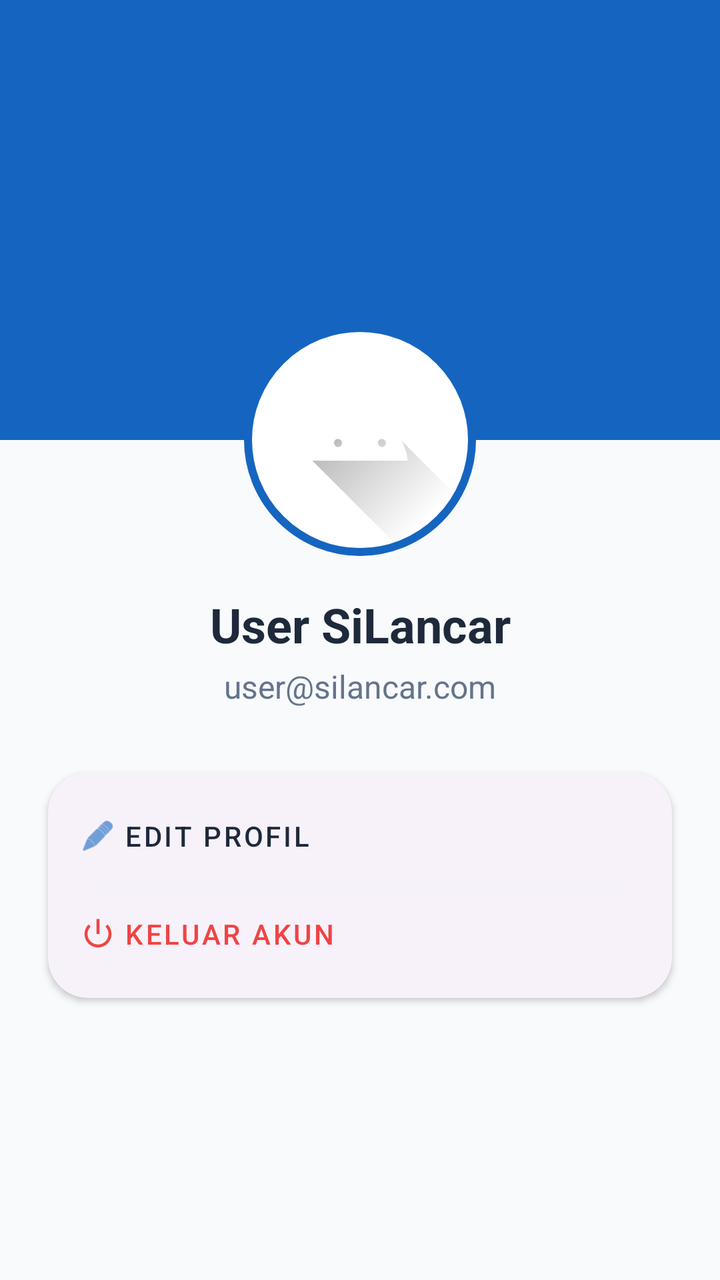
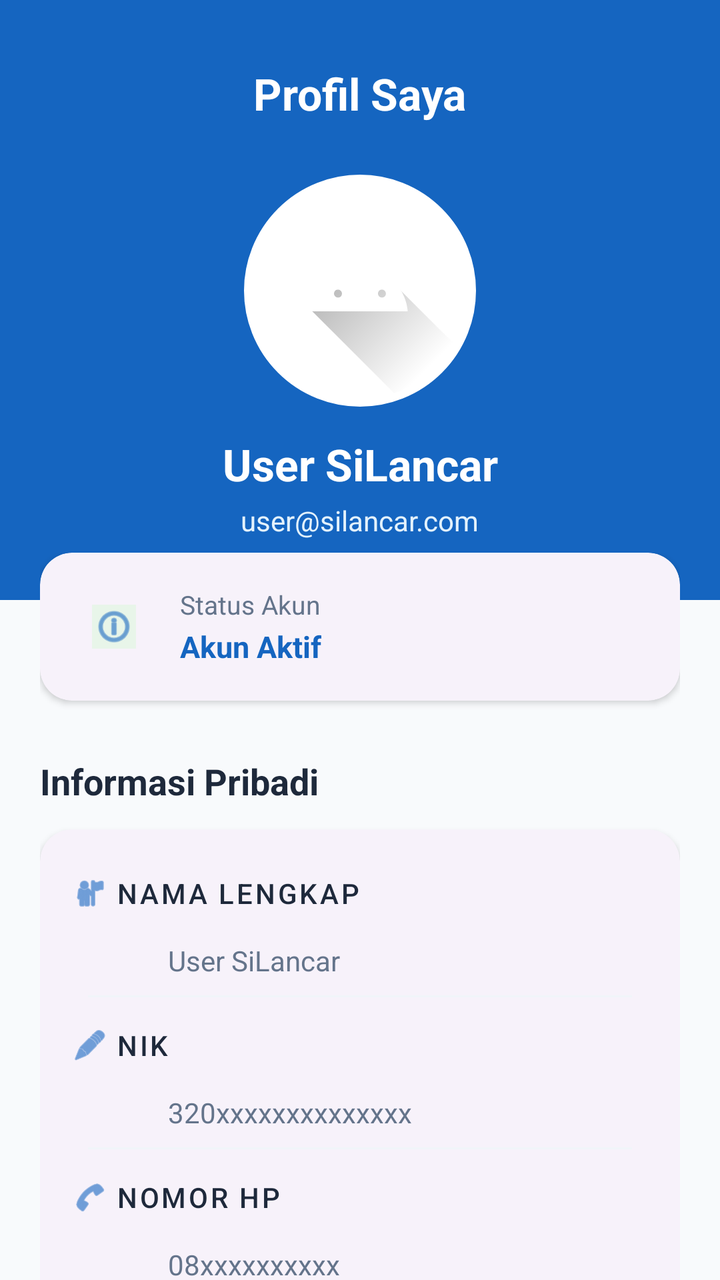

Screens rendered from an Android XML layout before and after an edit, with the pre-edit source and the edit as a unified diff.
<!-- AndroidManifest.xml: application theme Theme.SiLancarApps -->
<!-- res/layout/fragment_profile.xml -->
<?xml version="1.0" encoding="utf-8"?>
<androidx.constraintlayout.widget.ConstraintLayout xmlns:android="http://schemas.android.com/apk/res/android"
    xmlns:app="http://schemas.android.com/apk/res-auto"
    xmlns:tools="http://schemas.android.com/tools"
    android:layout_width="match_parent"
    android:layout_height="match_parent"
    android:background="@color/background"
    tools:context=".ui.profile.ProfileFragment">

    <View
        android:id="@+id/viewHeader"
        android:layout_width="match_parent"
        android:layout_height="220dp"
        android:background="@color/primary"
        app:layout_constraintTop_toTopOf="parent" />

    <com.google.android.material.imageview.ShapeableImageView
        android:id="@+id/imgProfile"
        android:layout_width="120dp"
        android:layout_height="120dp"
        android:layout_marginTop="160dp"
        android:background="@color/white"
        android:padding="4dp"
        android:src="@drawable/ic_launcher_foreground"
        app:layout_constraintEnd_toEndOf="parent"
        app:layout_constraintStart_toStartOf="parent"
        app:layout_constraintTop_toTopOf="parent"
        app:shapeAppearanceOverlay="@style/ShapeAppearanceOverlay.App.CornerSize50Percent"
        app:strokeColor="@color/primary"
        app:strokeWidth="4dp" />

    <TextView
        android:id="@+id/tvProfileName"
        android:layout_width="wrap_content"
        android:layout_height="wrap_content"
        android:layout_marginTop="16dp"
        android:text="User SiLancar"
        android:textColor="@color/text_primary"
        android:textSize="24sp"
        android:textStyle="bold"
        app:layout_constraintEnd_toEndOf="parent"
        app:layout_constraintStart_toStartOf="parent"
        app:layout_constraintTop_toBottomOf="@id/imgProfile" />

    <TextView
        android:id="@+id/tvProfileEmail"
        android:layout_width="wrap_content"
        android:layout_height="wrap_content"
        android:layout_marginTop="4dp"
        android:text="user@silancar.com"
        android:textColor="@color/text_secondary"
        android:textSize="16sp"
        app:layout_constraintEnd_toEndOf="parent"
        app:layout_constraintStart_toStartOf="parent"
        app:layout_constraintTop_toBottomOf="@id/tvProfileName" />

    <com.google.android.material.card.MaterialCardView
        style="@style/Widget.SiLancar.Card"
        android:layout_width="match_parent"
        android:layout_height="wrap_content"
        android:layout_marginHorizontal="24dp"
        android:layout_marginTop="32dp"
        app:layout_constraintTop_toBottomOf="@id/tvProfileEmail">

        <LinearLayout
            android:layout_width="match_parent"
            android:layout_height="wrap_content"
            android:orientation="vertical"
            android:padding="8dp">

            <com.google.android.material.button.MaterialButton
                android:id="@+id/btnEditProfile"
                style="@style/Widget.MaterialComponents.Button.TextButton"
                android:layout_width="match_parent"
                android:layout_height="wrap_content"
                android:gravity="start|center_vertical"
                android:text="Edit Profil"
                android:textColor="@color/text_primary"
                app:icon="@android:drawable/ic_menu_edit"
                app:iconTint="@color/primary" />

            <View
                android:layout_width="match_parent"
                android:layout_height="1dp"
                android:layout_marginHorizontal="16dp"
                android:background="#F1F5F9" />

            <com.google.android.material.button.MaterialButton
                android:id="@+id/btnLogout"
                style="@style/Widget.MaterialComponents.Button.TextButton"
                android:layout_width="match_parent"
                android:layout_height="wrap_content"
                android:gravity="start|center_vertical"
                android:text="Keluar Akun"
                android:textColor="@color/error_red"
                app:icon="@android:drawable/ic_lock_power_off"
                app:iconTint="@color/error_red" />

        </LinearLayout>

    </com.google.android.material.card.MaterialCardView>

</androidx.constraintlayout.widget.ConstraintLayout>
<!-- resources referenced by this layout -->
<resources>
  <color name="background">#F8FAFC</color>
  <color name="error_red">#EF4444</color>
  <color name="primary">#1565C0</color>
  <color name="text_primary">#1E293B</color>
  <color name="text_secondary">#64748B</color>
  <color name="white">#FFFFFFFF</color>
  <!-- drawable ic_launcher_foreground (drawable) -->
  <vector xmlns:android="http://schemas.android.com/apk/res/android"
      xmlns:aapt="http://schemas.android.com/aapt"
      android:width="108dp"
      android:height="108dp"
      android:viewportWidth="108"
      android:viewportHeight="108">
      <path android:pathData="M31,63.928c0,0 6.4,-11 12.1,-13.1c7.2,-2.6 26,-1.4 26,-1.4l38.1,38.1L107,108.928l-32,-1L31,63.928z">
          <aapt:attr name="android:fillColor">
              <gradient
                  android:endX="85.84757"
                  android:endY="92.4963"
                  android:startX="42.9492"
                  android:startY="49.59793"
                  android:type="linear">
                  <item
                      android:color="#44000000"
                      android:offset="0.0" />
                  <item
                      android:color="#00000000"
                      android:offset="1.0" />
              </gradient>
          </aapt:attr>
      </path>
      <path
          android:fillColor="#FFFFFF"
          android:fillType="nonZero"
          android:pathData="M65.3,45.828l3.8,-6.6c0.2,-0.4 0.1,-0.9 -0.3,-1.1c-0.4,-0.2 -0.9,-0.1 -1.1,0.3l-3.9,6.7c-6.3,-2.8 -13.4,-2.8 -19.7,0l-3.9,-6.7c-0.2,-0.4 -0.7,-0.5 -1.1,-0.3C38.8,38.328 38.7,38.828 38.9,39.228l3.8,6.6C36.2,49.428 31.7,56.028 31,63.928h46C76.3,56.028 71.8,49.428 65.3,45.828zM43.4,57.328c-0.8,0 -1.5,-0.5 -1.8,-1.2c-0.3,-0.7 -0.1,-1.5 0.4,-2.1c0.5,-0.5 1.4,-0.7 2.1,-0.4c0.7,0.3 1.2,1 1.2,1.8C45.3,56.528 44.5,57.328 43.4,57.328L43.4,57.328zM64.6,57.328c-0.8,0 -1.5,-0.5 -1.8,-1.2s-0.1,-1.5 0.4,-2.1c0.5,-0.5 1.4,-0.7 2.1,-0.4c0.7,0.3 1.2,1 1.2,1.8C66.5,56.528 65.6,57.328 64.6,57.328L64.6,57.328z"
          android:strokeWidth="1"
          android:strokeColor="#00000000" />
  </vector>
  <style name="ShapeAppearanceOverlay.App.CornerSize50Percent" parent="">
          <item name="cornerSize">50%</item>
      </style>
  <style name="Widget.SiLancar.Card" parent="Widget.Material3.CardView.Elevated">
          <item name="cardCornerRadius">20dp</item>
          <item name="cardElevation">2dp</item>
      </style>
  <style name="Theme.SiLancarApps" parent="Base.Theme.SiLancarApps" />
  <style name="Base.Theme.SiLancarApps" parent="Theme.Material3.DayNight.NoActionBar">
          
          <item name="colorPrimary">@color/primary</item>
          <item name="colorSecondary">@color/secondary</item>
          <item name="android:windowBackground">@color/background</item>
          <item name="colorSurface">@color/surface</item>
      </style>
  <color name="secondary">#2196F3</color>
  <color name="surface">#FFFFFF</color>
</resources>

<!-- the commit's change to res/layout/fragment_profile.xml (unified diff, before → after) -->
@@ -1,103 +1,435 @@
 <?xml version="1.0" encoding="utf-8"?>
-<androidx.constraintlayout.widget.ConstraintLayout xmlns:android="http://schemas.android.com/apk/res/android"
+<androidx.core.widget.NestedScrollView
+    xmlns:android="http://schemas.android.com/apk/res/android"
     xmlns:app="http://schemas.android.com/apk/res-auto"
     xmlns:tools="http://schemas.android.com/tools"
     android:layout_width="match_parent"
     android:layout_height="match_parent"
     android:background="@color/background"
+    android:fillViewport="true"
     tools:context=".ui.profile.ProfileFragment">
 
-    <View
-        android:id="@+id/viewHeader"
-        android:layout_width="match_parent"
-        android:layout_height="220dp"
-        android:background="@color/primary"
-        app:layout_constraintTop_toTopOf="parent" />
-
-    <com.google.android.material.imageview.ShapeableImageView
-        android:id="@+id/imgProfile"
-        android:layout_width="120dp"
-        android:layout_height="120dp"
-        android:layout_marginTop="160dp"
-        android:background="@color/white"
-        android:padding="4dp"
-        android:src="@drawable/ic_launcher_foreground"
-        app:layout_constraintEnd_toEndOf="parent"
-        app:layout_constraintStart_toStartOf="parent"
-        app:layout_constraintTop_toTopOf="parent"
-        app:shapeAppearanceOverlay="@style/ShapeAppearanceOverlay.App.CornerSize50Percent"
-        app:strokeColor="@color/primary"
-        app:strokeWidth="4dp" />
-
-    <TextView
-        android:id="@+id/tvProfileName"
-        android:layout_width="wrap_content"
-        android:layout_height="wrap_content"
-        android:layout_marginTop="16dp"
-        android:text="User SiLancar"
-        android:textColor="@color/text_primary"
-        android:textSize="24sp"
-        android:textStyle="bold"
-        app:layout_constraintEnd_toEndOf="parent"
-        app:layout_constraintStart_toStartOf="parent"
-        app:layout_constraintTop_toBottomOf="@id/imgProfile" />
-
-    <TextView
-        android:id="@+id/tvProfileEmail"
-        android:layout_width="wrap_content"
-        android:layout_height="wrap_content"
-        android:layout_marginTop="4dp"
-        android:text="user@silancar.com"
-        android:textColor="@color/text_secondary"
-        android:textSize="16sp"
-        app:layout_constraintEnd_toEndOf="parent"
-        app:layout_constraintStart_toStartOf="parent"
-        app:layout_constraintTop_toBottomOf="@id/tvProfileName" />
-
-    <com.google.android.material.card.MaterialCardView
-        style="@style/Widget.SiLancar.Card"
+    <LinearLayout
         android:layout_width="match_parent"
         android:layout_height="wrap_content"
-        android:layout_marginHorizontal="24dp"
-        android:layout_marginTop="32dp"
-        app:layout_constraintTop_toBottomOf="@id/tvProfileEmail">
+        android:orientation="vertical">
+
+        
+        
+        
+
+        <androidx.constraintlayout.widget.ConstraintLayout
+            android:layout_width="match_parent"
+            android:layout_height="300dp"
+            android:background="@color/primary">
+
+            <TextView
+                android:id="@+id/tvProfileTitle"
+                android:layout_width="wrap_content"
+                android:layout_height="wrap_content"
+                android:layout_marginTop="32dp"
+                android:text="Profil Saya"
+                android:textColor="@color/white"
+                android:textSize="22sp"
+                android:textStyle="bold"
+                app:layout_constraintEnd_toEndOf="parent"
+                app:layout_constraintStart_toStartOf="parent"
+                app:layout_constraintTop_toTopOf="parent" />
+
+            <com.google.android.material.imageview.ShapeableImageView
+                android:id="@+id/imgProfile"
+                android:layout_width="120dp"
+                android:layout_height="120dp"
+                android:layout_marginTop="24dp"
+                android:background="@color/white"
+                android:padding="4dp"
+                android:scaleType="centerCrop"
+                android:src="@drawable/ic_launcher_foreground"
+                app:layout_constraintEnd_toEndOf="parent"
+                app:layout_constraintStart_toStartOf="parent"
+                app:layout_constraintTop_toBottomOf="@id/tvProfileTitle"
+                app:shapeAppearanceOverlay="@style/ShapeAppearanceOverlay.App.CornerSize50Percent"
+                app:strokeColor="@color/white"
+                app:strokeWidth="4dp" />
+
+            <TextView
+                android:id="@+id/tvProfileName"
+                android:layout_width="wrap_content"
+                android:layout_height="wrap_content"
+                android:layout_marginTop="12dp"
+                android:text="User SiLancar"
+                android:textColor="@color/white"
+                android:textSize="22sp"
+                android:textStyle="bold"
+                app:layout_constraintEnd_toEndOf="parent"
+                app:layout_constraintStart_toStartOf="parent"
+                app:layout_constraintTop_toBottomOf="@id/imgProfile" />
+
+            <TextView
+                android:id="@+id/tvProfileEmail"
+                android:layout_width="wrap_content"
+                android:layout_height="wrap_content"
+                android:layout_marginTop="4dp"
+                android:text="user@silancar.com"
+                android:textColor="#E3F2FD"
+                android:textSize="14sp"
+                app:layout_constraintEnd_toEndOf="parent"
+                app:layout_constraintStart_toStartOf="parent"
+                app:layout_constraintTop_toBottomOf="@id/tvProfileName" />
+
+        </androidx.constraintlayout.widget.ConstraintLayout>
+
+
+        
+        
+        
 
         <LinearLayout
             android:layout_width="match_parent"
             android:layout_height="wrap_content"
+            android:layout_marginTop="-24dp"
             android:orientation="vertical"
-            android:padding="8dp">
-
-            <com.google.android.material.button.MaterialButton
-                android:id="@+id/btnEditProfile"
-                style="@style/Widget.MaterialComponents.Button.TextButton"
+            android:paddingHorizontal="20dp"
+            android:paddingBottom="32dp">
+
+
+            
+            
+            
+
+            <com.google.android.material.card.MaterialCardView
+                style="@style/Widget.SiLancar.Card"
                 android:layout_width="match_parent"
                 android:layout_height="wrap_content"
-                android:gravity="start|center_vertical"
-                android:text="Edit Profil"
+                app:cardCornerRadius="16dp">
+
+                <LinearLayout
+                    android:layout_width="match_parent"
+                    android:layout_height="wrap_content"
+                    android:gravity="center_vertical"
+                    android:orientation="horizontal"
+                    android:padding="16dp">
+
+                    <com.google.android.material.imageview.ShapeableImageView
+                        android:layout_width="42dp"
+                        android:layout_height="42dp"
+                        android:background="#E8F5E9"
+                        android:padding="10dp"
+                        android:src="@android:drawable/ic_menu_info_details"
+                        app:tint="@color/primary" />
+
+                    <LinearLayout
+                        android:layout_width="0dp"
+                        android:layout_height="wrap_content"
+                        android:layout_marginStart="12dp"
+                        android:layout_weight="1"
+                        android:orientation="vertical">
+
+                        <TextView
+                            android:layout_width="wrap_content"
+                            android:layout_height="wrap_content"
+                            android:text="Status Akun"
+                            android:textColor="@color/text_secondary"
+                            android:textSize="13sp" />
+
+                        <TextView
+                            android:id="@+id/tvAccountStatus"
+                            android:layout_width="wrap_content"
+                            android:layout_height="wrap_content"
+                            android:layout_marginTop="2dp"
+                            android:text="Akun Aktif"
+                            android:textColor="@color/primary"
+                            android:textSize="15sp"
+                            android:textStyle="bold" />
+
+                    </LinearLayout>
+
+                </LinearLayout>
+
+            </com.google.android.material.card.MaterialCardView>
+
+
+            
+            
+            
+
+            <TextView
+                android:layout_width="wrap_content"
+                android:layout_height="wrap_content"
+                android:layout_marginTop="28dp"
+                android:text="Informasi Pribadi"
                 android:textColor="@color/text_primary"
-                app:icon="@android:drawable/ic_menu_edit"
-                app:iconTint="@color/primary" />
-
-            <View
+                android:textSize="18sp"
+                android:textStyle="bold" />
+
+            <com.google.android.material.card.MaterialCardView
+                style="@style/Widget.SiLancar.Card"
                 android:layout_width="match_parent"
-                android:layout_height="1dp"
-                android:layout_marginHorizontal="16dp"
-                android:background="#F1F5F9" />
+                android:layout_height="wrap_content"
+                android:layout_marginTop="12dp"
+                app:cardCornerRadius="16dp">
+
+                <LinearLayout
+                    android:layout_width="match_parent"
+                    android:layout_height="wrap_content"
+                    android:orientation="vertical"
+                    android:padding="8dp">
+
+                    
+                    <com.google.android.material.button.MaterialButton
+                        android:id="@+id/btnInfoName"
+                        style="@style/Widget.MaterialComponents.Button.TextButton"
+                        android:layout_width="match_parent"
+                        android:layout_height="wrap_content"
+                        android:gravity="start|center_vertical"
+                        android:text="Nama Lengkap"
+                        android:textColor="@color/text_primary"
+                        app:icon="@android:drawable/ic_menu_myplaces"
+                        app:iconTint="@color/primary" />
+
+                    <TextView
+                        android:id="@+id/tvInfoName"
+                        android:layout_width="match_parent"
+                        android:layout_height="wrap_content"
+                        android:layout_marginStart="56dp"
+                        android:layout_marginEnd="16dp"
+                        android:layout_marginBottom="8dp"
+                        android:text="User SiLancar"
+                        android:textColor="@color/text_secondary"
+                        android:textSize="14sp" />
+
+                    <View
+                        android:layout_width="match_parent"
+                        android:layout_height="1dp"
+                        android:layout_marginHorizontal="16dp"
+                        android:background="#F1F5F9" />
+
+                    
+                    <com.google.android.material.button.MaterialButton
+                        android:id="@+id/btnInfoNik"
+                        style="@style/Widget.MaterialComponents.Button.TextButton"
+                        android:layout_width="match_parent"
+                        android:layout_height="wrap_content"
+                        android:gravity="start|center_vertical"
+                        android:text="NIK"
+                        android:textColor="@color/text_primary"
+                        app:icon="@android:drawable/ic_menu_edit"
+                        app:iconTint="@color/primary" />
+
+                    <TextView
+                        android:id="@+id/tvInfoNik"
+                        android:layout_width="match_parent"
+                        android:layout_height="wrap_content"
+                        android:layout_marginStart="56dp"
+                        android:layout_marginEnd="16dp"
+                        android:layout_marginBottom="8dp"
+                        android:text="320xxxxxxxxxxxxxx"
+                        android:textColor="@color/text_secondary"
+                        android:textSize="14sp" />
+
+                    <View
+                        android:layout_width="match_parent"
+                        android:layout_height="1dp"
+                        android:layout_marginHorizontal="16dp"
+                        android:background="#F1F5F9" />
+
+                    
+                    <com.google.android.material.button.MaterialButton
+                        android:id="@+id/btnInfoPhone"
+                        style="@style/Widget.MaterialComponents.Button.TextButton"
+                        android:layout_width="match_parent"
+                        android:layout_height="wrap_content"
+                        android:gravity="start|center_vertical"
+                        android:text="Nomor HP"
+                        android:textColor="@color/text_primary"
+                        app:icon="@android:drawable/ic_menu_call"
+                        app:iconTint="@color/primary" />
+
+                    <TextView
+                        android:id="@+id/tvInfoPhone"
+                        android:layout_width="match_parent"
+                        android:layout_height="wrap_content"
+                        android:layout_marginStart="56dp"
+                        android:layout_marginEnd="16dp"
+                        android:layout_marginBottom="8dp"
+                        android:text="08xxxxxxxxxx"
+                        android:textColor="@color/text_secondary"
+                        android:textSize="14sp" />
+
+                </LinearLayout>
+
+            </com.google.android.material.card.MaterialCardView>
+
+
+            
+            
+            
+
+            <TextView
+                android:layout_width="wrap_content"
+                android:layout_height="wrap_content"
+                android:layout_marginTop="28dp"
+                android:text="@string/pengaturan"
+                android:textColor="@color/text_primary"
+                android:textSize="18sp"
+                android:textStyle="bold" />
+
+            <com.google.android.material.card.MaterialCardView
+                style="@style/Widget.SiLancar.Card"
+                android:layout_width="match_parent"
+                android:layout_height="wrap_content"
+                android:layout_marginTop="12dp"
+                app:cardCornerRadius="16dp">
+
+                <LinearLayout
+                    android:layout_width="match_parent"
+                    android:layout_height="wrap_content"
+                    android:orientation="vertical"
+                    android:padding="8dp">
+
+                    
+                    <com.google.android.material.button.MaterialButton
+                        android:id="@+id/btnEditProfile"
+                        style="@style/Widget.MaterialComponents.Button.TextButton"
+                        android:layout_width="match_parent"
+                        android:layout_height="wrap_content"
+                        android:gravity="start|center_vertical"
+                        android:text="@string/edit_profil"
+                        android:textColor="@color/text_primary"
+                        app:icon="@android:drawable/ic_menu_edit"
+                        app:iconTint="@color/primary" />
+
+                    <View
+                        android:layout_width="match_parent"
+                        android:layout_height="1dp"
+                        android:layout_marginHorizontal="16dp"
+                        android:background="#F1F5F9" />
+
+                    
+                    <com.google.android.material.button.MaterialButton
+                        android:id="@+id/btnNotification"
+                        style="@style/Widget.MaterialComponents.Button.TextButton"
+                        android:layout_width="match_parent"
+                        android:layout_height="wrap_content"
+                        android:gravity="start|center_vertical"
+                        android:text="@string/notifikasi"
+                        android:textColor="@color/text_primary"
+                        app:icon="@android:drawable/ic_dialog_info"
+                        app:iconTint="@color/primary" />
+
+                    <View
+                        android:layout_width="match_parent"
+                        android:layout_height="1dp"
+                        android:layout_marginHorizontal="16dp"
+                        android:background="#F1F5F9" />
+
+                    
+                    <com.google.android.material.button.MaterialButton
+                        android:id="@+id/btnSecurity"
+                        style="@style/Widget.MaterialComponents.Button.TextButton"
+                        android:layout_width="match_parent"
+                        android:layout_height="wrap_content"
+                        android:gravity="start|center_vertical"
+                        android:text="@string/keamanan_akun"
+                        android:textColor="@color/text_primary"
+                        app:icon="@android:drawable/ic_lock_lock"
+                        app:iconTint="@color/primary" />
+
+                </LinearLayout>
+
+            </com.google.android.material.card.MaterialCardView>
+
+
+            
+            
+            
+
+            <TextView
+                android:layout_width="wrap_content"
+                android:layout_height="wrap_content"
+                android:layout_marginTop="28dp"
+                android:text="Bantuan"
+                android:textColor="@color/text_primary"
+                android:textSize="18sp"
+                android:textStyle="bold" />
+
+            <com.google.android.material.card.MaterialCardView
+                style="@style/Widget.SiLancar.Card"
+                android:layout_width="match_parent"
+                android:layout_height="wrap_content"
+                android:layout_marginTop="12dp"
+                app:cardCornerRadius="16dp">
+
+                <LinearLayout
+                    android:layout_width="match_parent"
+                    android:layout_height="wrap_content"
+                    android:orientation="vertical"
+                    android:padding="8dp">
+
+                    <com.google.android.material.button.MaterialButton
+                        android:id="@+id/btnHelp"
+                        style="@style/Widget.MaterialComponents.Button.TextButton"
+                        android:layout_width="match_parent"
+                        android:layout_height="wrap_content"
+                        android:gravity="start|center_vertical"
+                        android:text="@string/pusat_bantuan"
+                        android:textColor="@color/text_primary"
+                        app:icon="@android:drawable/ic_menu_help"
+                        app:iconTint="@color/primary" />
+
+                    <View
+                        android:layout_width="match_parent"
+                        android:layout_height="1dp"
+                        android:layout_marginHorizontal="16dp"
+                        android:background="#F1F5F9" />
+
+                    <com.google.android.material.button.MaterialButton
+                        android:id="@+id/btnAbout"
+                        style="@style/Widget.MaterialComponents.Button.TextButton"
+                        android:layout_width="match_parent"
+                        android:layout_height="wrap_content"
+                        android:gravity="start|center_vertical"
+                        android:text="@string/tentang_silancar"
+                        android:textColor="@color/text_primary"
+                        app:icon="@android:drawable/ic_menu_info_details"
+                        app:iconTint="@color/primary" />
+
+                </LinearLayout>
+
+            </com.google.android.material.card.MaterialCardView>
+
+
+            
+            
+            
 
             <com.google.android.material.button.MaterialButton
                 android:id="@+id/btnLogout"
-                style="@style/Widget.MaterialComponents.Button.TextButton"
+                style="@style/Widget.MaterialComponents.Button.OutlinedButton"
                 android:layout_width="match_parent"
-                android:layout_height="wrap_content"
-                android:gravity="start|center_vertical"
-                android:text="Keluar Akun"
+                android:layout_height="52dp"
+                android:layout_marginTop="28dp"
+                android:text="@string/keluar_akun"
                 android:textColor="@color/error_red"
+                android:textSize="15sp"
+                android:textStyle="bold"
+                android:textAllCaps="false"
+                app:cornerRadius="12dp"
                 app:icon="@android:drawable/ic_lock_power_off"
                 app:iconTint="@color/error_red" />
 
+            <TextView
+                android:id="@+id/tvAppVersion"
+                android:layout_width="wrap_content"
+                android:layout_height="wrap_content"
+                android:layout_gravity="center_horizontal"
+                android:layout_marginTop="20dp"
+                android:text="@string/silancar_versi_1_0_0"
+                android:textColor="@color/text_secondary"
+                android:textSize="12sp" />
+
         </LinearLayout>
 
-    </com.google.android.material.card.MaterialCardView>
-
-</androidx.constraintlayout.widget.ConstraintLayout>
+    </LinearLayout>
+
+</androidx.core.widget.NestedScrollView>
<!-- resource entries referenced after the edit -->
@@ -37,6 +37,14 @@
           android:strokeWidth="1"
           android:strokeColor="#00000000" />
   </vector>
+  <string name="edit_profil">Edit Profil</string>
+  <string name="keamanan_akun">Keamanan Akun</string>
+  <string name="keluar_akun">Keluar Akun</string>
+  <string name="notifikasi">Notifikasi</string>
+  <string name="pengaturan">Pengaturan</string>
+  <string name="pusat_bantuan">Pusat Bantuan</string>
+  <string name="silancar_versi_1_0_0">SiLancar • Versi 1.0.0</string>
+  <string name="tentang_silancar">Tentang SiLancar</string>
   <style name="ShapeAppearanceOverlay.App.CornerSize50Percent" parent="">
           <item name="cornerSize">50%</item>
       </style>
